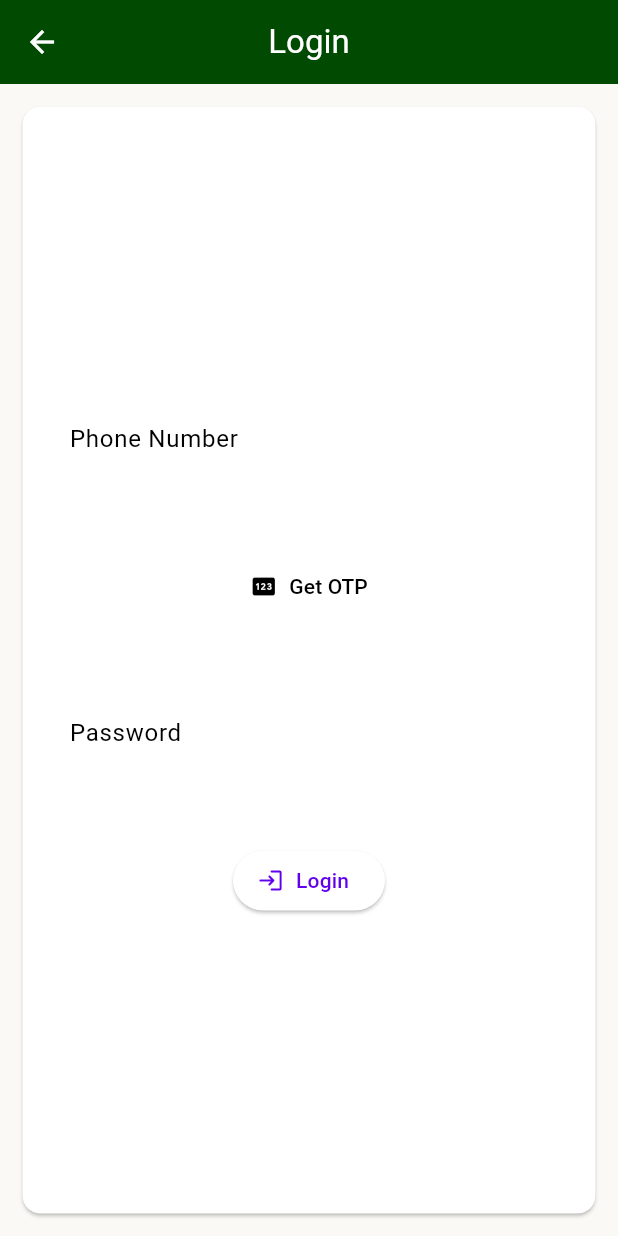
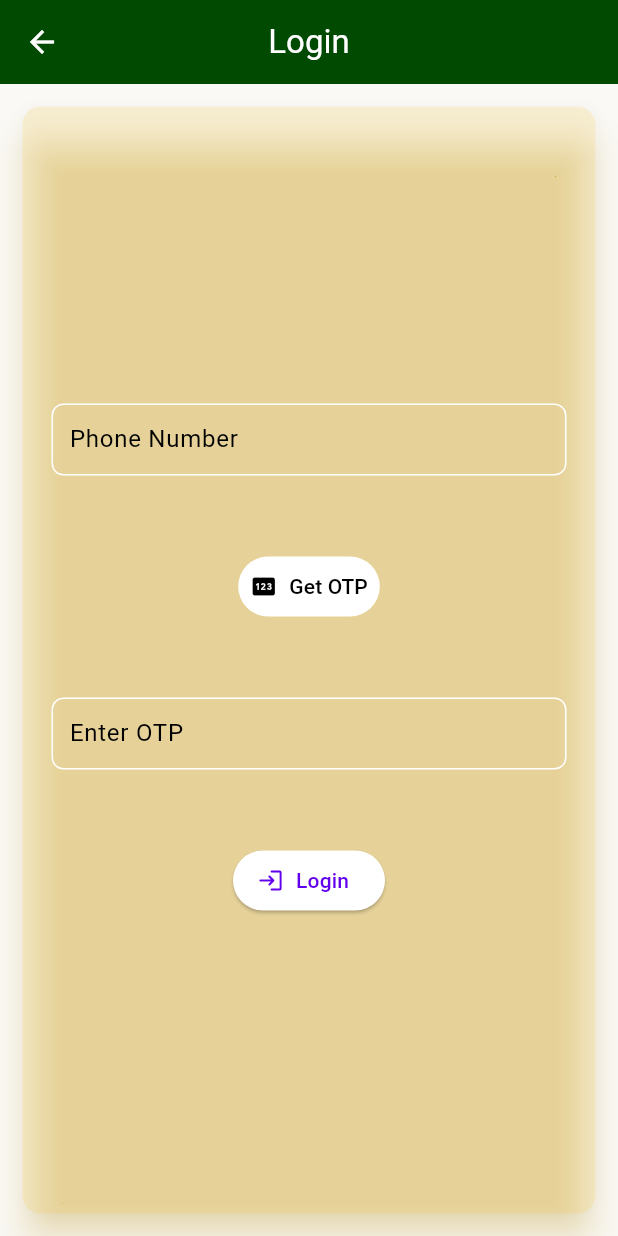
Before and after one commit to iJai007/IronMan-project, a Flutter app: the screen it shows after launch, after a tap on "Login", on a phone screen of 412 x 824 dp. Run offline on Flutter 3.47's test engine with Material 3 defaults, Android fonts, the phone set to English and light mode, and no system bars; network calls fail.

Commit message:
color and folder changes

```diff
--- a/IronMan/ironman/lib/cart.dart
+++ b/IronMan/ironman/lib/OrderPages/cart.dart
@@ -5,7 +5,7 @@ import 'package:ironman/apphome.dart';
 import 'package:ironman/models/ordermodel.dart';
 import 'package:ironman/models/shopmodel.dart';
 import 'package:ironman/mongoconnect.dart';
-import 'package:ironman/pay.dart';
+import 'package:ironman/OrderPages/pay.dart';
 
 class Cart extends StatefulWidget {
   Map<String, Map<String, int>> selected;
@@ -144,8 +144,8 @@ class _CartState extends State<Cart> {
                                       MainAxisAlignment.spaceAround,
                                   children: [
                                     Card(
-                                      color: const Color.fromARGB(
-                                          123, 255, 193, 7),
+                                      color: Colors
+                                          .green, // const Color.fromARGB(123, 255, 193, 7),
                                       elevation: 10,
                                       child: OverflowBar(
                                         children: [
--- a/IronMan/ironman/lib/order.dart
+++ b/IronMan/ironman/lib/OrderPages/order.dart
@@ -1,9 +1,9 @@
 import 'package:flutter/material.dart';
-import 'package:ironman/cart.dart';
+import 'package:ironman/OrderPages/cart.dart';
 import 'package:ironman/models/ordermodel.dart';
 import 'package:ironman/snack.dart';
 
-import 'models/shopmodel.dart';
+import '../models/shopmodel.dart';
 
 class Order extends StatefulWidget {
   /*late List<TextEditingController> te;
--- a/IronMan/ironman/lib/SignupLogin/logsign.dart
+++ b/IronMan/ironman/lib/SignupLogin/logsign.dart
@@ -1,4 +1,5 @@
 import 'package:flutter/material.dart';
+import 'package:flutter/services.dart';
 
 class LogSign extends StatelessWidget {
   String val;
@@ -18,13 +19,16 @@ class LogSign extends StatelessWidget {
         width: MediaQuery.sizeOf(context).width,
         height: MediaQuery.sizeOf(context).height,
         child: Card(
-            margin: EdgeInsets.all(15.0),
+            margin: const EdgeInsets.all(15.0),
             child: Column(
               crossAxisAlignment: CrossAxisAlignment.center,
               mainAxisAlignment: MainAxisAlignment.center,
               children: [
                 TextField(
-                  inputFormatters: [],
+                  inputFormatters: [
+                    FilteringTextInputFormatter.digitsOnly,
+                    LengthLimitingTextInputFormatter(10)
+                  ],
                   decoration: const InputDecoration(
                       label: Text('Phone Number'),
                       contentPadding: EdgeInsets.all(8.0)),
@@ -41,8 +45,12 @@ class LogSign extends StatelessWidget {
                   height: 50,
                 ),
                 TextField(
+                  inputFormatters: [
+                    FilteringTextInputFormatter.digitsOnly,
+                    LengthLimitingTextInputFormatter(6)
+                  ],
                   decoration: const InputDecoration(
-                      label: Text('Password'),
+                      label: Text('Enter OTP'),
                       contentPadding: EdgeInsets.all(8.0)),
                   controller: te2,
                 ),
--- a/IronMan/ironman/lib/SignupLogin/signup.dart
+++ b/IronMan/ironman/lib/SignupLogin/signup.dart
@@ -40,7 +40,7 @@ class _SignupState extends State<Signup> {
     );
   }
 
-//1509, 7th Main Road , RPC Layout , Vijaynagar , Bengaluru-560104
+//
   @override
   Widget build(BuildContext context) {
     return Scaffold(
--- a/IronMan/ironman/lib/main.dart
+++ b/IronMan/ironman/lib/main.dart
@@ -17,7 +17,7 @@ class MyApp extends StatelessWidget {
     return MaterialApp(
       debugShowCheckedModeBanner: false,
       title: 'IronMan',
-      theme: Dataoftheme().oldThemeLight(context),
+      theme: Dataoftheme().oldThemeLightnew(context),
       home: const Home(),
     );
   }
--- a/IronMan/ironman/lib/models/dataoftheme.dart
+++ b/IronMan/ironman/lib/models/dataoftheme.dart
@@ -201,4 +201,75 @@ class Dataoftheme {
       useMaterial3: true,
     );
   }
+
+  ThemeData oldThemeLightnew(context) {
+    return ThemeData(
+      textButtonTheme: const TextButtonThemeData(
+          style: ButtonStyle(
+              padding: MaterialStatePropertyAll(EdgeInsets.all(8.0)),
+              foregroundColor: MaterialStatePropertyAll(Colors.black),
+              backgroundColor: MaterialStatePropertyAll(Colors.white))),
+      inputDecorationTheme: InputDecorationTheme(
+          constraints:
+              BoxConstraints(maxWidth: MediaQuery.sizeOf(context).width / 1.2),
+          contentPadding: const EdgeInsets.all(15.0),
+          focusedBorder: OutlineInputBorder(
+              borderRadius: BorderRadius.circular(8.0),
+              borderSide: const BorderSide(color: Colors.white, width: 2.0)),
+          enabledBorder: OutlineInputBorder(
+              borderRadius: BorderRadius.circular(8.0),
+              borderSide: const BorderSide(color: Colors.white))),
+      floatingActionButtonTheme: const FloatingActionButtonThemeData(
+        foregroundColor: Colors.black,
+        backgroundColor: Color.fromARGB(123, 255, 193, 7),
+      ),
+      listTileTheme: const ListTileThemeData(
+          titleAlignment: ListTileTitleAlignment.center),
+      dropdownMenuTheme: DropdownMenuThemeData(
+        inputDecorationTheme: InputDecorationTheme(
+          border: OutlineInputBorder(
+              borderRadius: BorderRadius.circular(8.0),
+              borderSide: const BorderSide(color: Colors.black)),
+          filled: true,
+          isDense: true,
+          fillColor: const Color.fromARGB(255, 17, 65, 3),
+          enabledBorder: OutlineInputBorder(
+              borderRadius: BorderRadius.circular(20),
+              borderSide: const BorderSide(
+                  color: Colors.black, width: 2, style: BorderStyle.solid)),
+        ),
+        menuStyle: MenuStyle(
+            surfaceTintColor: MaterialStateProperty.all(
+              Colors.white,
+            ),
+            side: MaterialStateProperty.all(const BorderSide(
+              color: Color.fromARGB(255, 17, 65, 3),
+            )),
+            elevation: MaterialStateProperty.all(6),
+            shadowColor: MaterialStateProperty.all(Colors.black),
+            backgroundColor: MaterialStateProperty.all(
+              const Color.fromARGB(115, 255, 193, 7),
+            ),
+            shape: MaterialStateProperty.all(RoundedRectangleBorder(
+                borderRadius: BorderRadius.circular(20)))),
+        textStyle:
+            const TextStyle(color: Colors.black, fontWeight: FontWeight.bold),
+      ),
+      drawerTheme: const DrawerThemeData(
+          backgroundColor: Colors.white, surfaceTintColor: Colors.green),
+      cardTheme: const CardTheme(
+        surfaceTintColor: Colors.amber,
+        elevation: 10,
+        shadowColor: Color.fromARGB(115, 255, 193, 7),
+        color: Color.fromARGB(0, 255, 255, 255),
+      ),
+      scaffoldBackgroundColor: const Color.fromARGB(255, 250, 249, 246),
+      colorScheme: const ColorScheme.light(
+          background: Color.fromARGB(255, 255, 255, 255)),
+      appBarTheme: const AppBarTheme(
+          backgroundColor: Color.fromARGB(255, 0, 74, 2),
+          foregroundColor: Colors.white),
+      useMaterial3: true,
+    );
+  }
 }
--- a/IronMan/ironman/lib/shop.dart
+++ b/IronMan/ironman/lib/shop.dart
@@ -1,6 +1,6 @@
 import 'package:flutter/material.dart';
+import 'package:ironman/OrderPages/order.dart';
 import 'package:ironman/mongoconnect.dart';
-import 'package:ironman/order.dart';
 import 'package:ironman/models/shopmodel.dart';
 
 class Shop extends StatelessWidget {
```
Also changed, not shown: IronMan/ironman/lib/apphome.dart (+11 -3 lines), IronMan/ironman/lib/profile.dart (added, +68 -0 lines), IronMan/ironman/lib/OrderPages/pay.dart (renamed from IronMan/ironman/lib/pay.dart).
